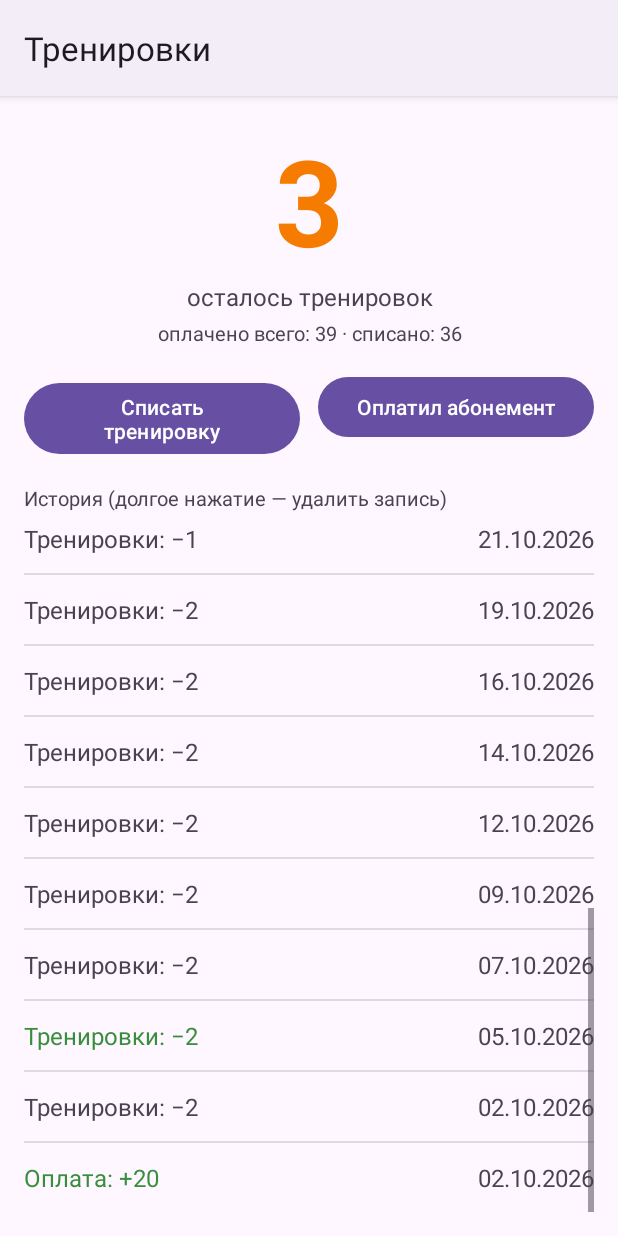
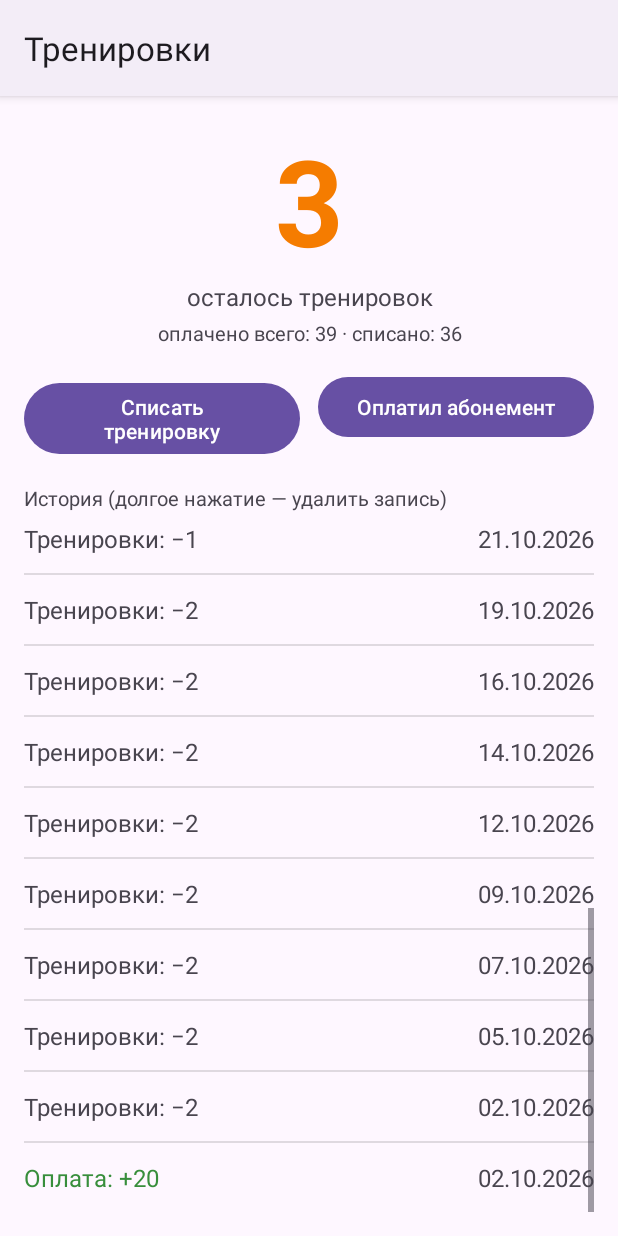
Before and after one commit to vitalysemenovkr/trainings-app, an Android app: the screen it shows after launch (MainActivity), scrolled down 641 dp, on a phone screen of 412 x 824 dp. Run offline under Robolectric (Android 15) with nearby library versions, the phone set to English and light mode, and no system bars.

Commit message:
Fix row color bleeding on recycled views

```diff
--- a/app/src/main/java/com/example/trainings/MainActivity.kt
+++ b/app/src/main/java/com/example/trainings/MainActivity.kt
@@ -1,6 +1,7 @@
 package com.example.trainings
 
 import android.app.DatePickerDialog
+import android.content.res.ColorStateList
 import android.graphics.Color
 import android.os.Bundle
 import android.text.InputType
@@ -228,7 +229,14 @@ class MainActivity : AppCompatActivity() {
             val e = items[position]
             val title = v.findViewById<TextView>(R.id.title)
             title.text = describe(e)
-            title.setTextColor(if (e.type == "PAY") Color.parseColor("#388E3C") else title.textColors.defaultColor)
+            // исходные цвета темы сохраняем в tag: ListView переиспользует view,
+            // и без этого после зелёной строки оплаты цвет «прилипал» к строкам списания
+            val defaultColors = v.tag as? ColorStateList
+                ?: title.textColors.also { v.tag = it }
+            title.setTextColor(
+                if (e.type == "PAY") ColorStateList.valueOf(Color.parseColor("#388E3C"))
+                else defaultColors
+            )
             v.findViewById<TextView>(R.id.date).text = formatDate(e.date)
             return v
         }
```
